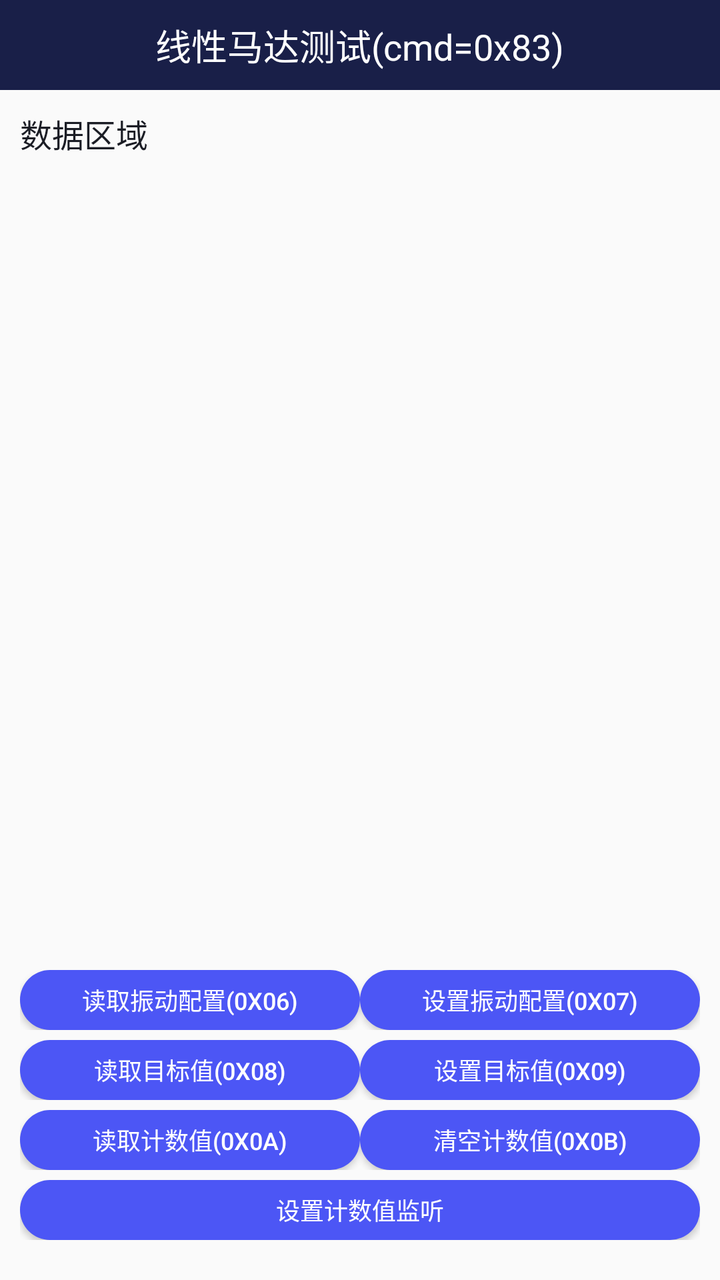
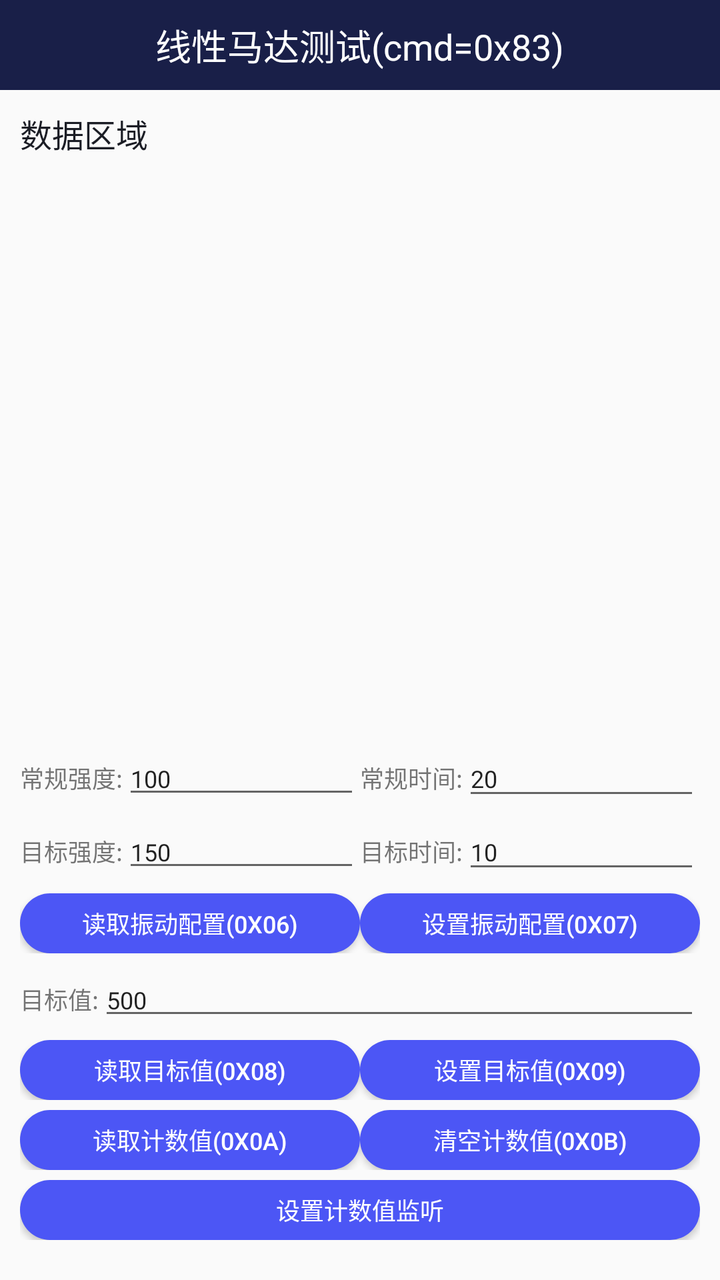

Compare the two renders of this Android layout. The source of the first and the diff that turns it into the second are given below.
<!-- AndroidManifest.xml: application theme AppTheme -->
<!-- res/layout/activity_linear_motor.xml -->
<?xml version="1.0" encoding="utf-8"?>
<LinearLayout xmlns:android="http://schemas.android.com/apk/res/android"
    xmlns:tools="http://schemas.android.com/tools"
    android:layout_width="match_parent"
    android:layout_height="match_parent"
    android:orientation="vertical"
    android:paddingBottom="10dp"
    android:fitsSystemWindows="true"
    tools:context=".activity.LinearMotorActivity">

    <RelativeLayout
        android:layout_width="match_parent"
        android:layout_height="45dp"
        android:background="@color/colorPrimary">
        <TextView
            android:layout_width="wrap_content"
            android:layout_height="wrap_content"
            android:text="线性马达测试(cmd=0x83)"
            android:textSize="18sp"
            android:layout_centerInParent="true"
            android:textColor="@color/white"/>
    </RelativeLayout>

    <TextView
        android:id="@+id/tv_result"
        android:layout_width="match_parent"
        android:layout_height="0dp"
        android:layout_weight="1"
        android:text="数据区域"
        android:scrollbars="vertical"
        android:padding="10dp"
        android:lineSpacingExtra="5dp"
        android:textSize="16sp"
        android:textColor="@color/colorPrimaryDark"/>

    <ScrollView
        android:layout_width="match_parent"
        android:layout_height="wrap_content">
        <LinearLayout
            android:layout_width="match_parent"
            android:layout_height="wrap_content"
            android:padding="10dp"
            android:orientation="vertical">

            
            <LinearLayout
                android:layout_width="match_parent"
                android:layout_height="30dp"
                android:layout_marginTop="5dp"
                android:orientation="horizontal">
                <Button
                    android:id="@+id/bt_get_vibration_config"
                    android:layout_width="0dp"
                    android:layout_weight="1"
                    android:layout_height="wrap_content"
                    android:text="读取振动配置(0x06)"
                    android:textSize="12sp"
                    android:textColor="@color/white"
                    android:background="@drawable/button_bg_state"/>
                <Button
                    android:id="@+id/bt_set_vibration_config"
                    android:layout_width="0dp"
                    android:layout_weight="1"
                    android:layout_height="wrap_content"
                    android:text="设置振动配置(0x07)"
                    android:textSize="12sp"
                    android:textColor="@color/white"
                    android:background="@drawable/button_bg_state"/>
            </LinearLayout>

            
            <LinearLayout
                android:layout_width="match_parent"
                android:layout_height="30dp"
                android:layout_marginTop="5dp"
                android:orientation="horizontal">
                <Button
                    android:id="@+id/bt_get_target"
                    android:layout_width="0dp"
                    android:layout_weight="1"
                    android:layout_height="wrap_content"
                    android:text="读取目标值(0x08)"
                    android:textSize="12sp"
                    android:textColor="@color/white"
                    android:background="@drawable/button_bg_state"/>
                <Button
                    android:id="@+id/bt_set_target"
                    android:layout_width="0dp"
                    android:layout_weight="1"
                    android:layout_height="wrap_content"
                    android:text="设置目标值(0x09)"
                    android:textSize="12sp"
                    android:textColor="@color/white"
                    android:background="@drawable/button_bg_state"/>
            </LinearLayout>

            
            <LinearLayout
                android:layout_width="match_parent"
                android:layout_height="30dp"
                android:layout_marginTop="5dp"
                android:orientation="horizontal">
                <Button
                    android:id="@+id/bt_get_count"
                    android:layout_width="0dp"
                    android:layout_weight="1"
                    android:layout_height="wrap_content"
                    android:text="读取计数值(0x0A)"
                    android:textSize="12sp"
                    android:textColor="@color/white"
                    android:background="@drawable/button_bg_state"/>
                <Button
                    android:id="@+id/bt_clear_count"
                    android:layout_width="0dp"
                    android:layout_weight="1"
                    android:layout_height="wrap_content"
                    android:text="清空计数值(0x0B)"
                    android:textSize="12sp"
                    android:textColor="@color/white"
                    android:background="@drawable/button_bg_state"/>
            </LinearLayout>

            
            <LinearLayout
                android:layout_width="match_parent"
                android:layout_height="30dp"
                android:layout_marginTop="5dp"
                android:orientation="horizontal">
                <Button
                    android:id="@+id/bt_set_count_listener"
                    android:layout_width="0dp"
                    android:layout_weight="1"
                    android:layout_height="wrap_content"
                    android:text="设置计数值监听"
                    android:textSize="12sp"
                    android:textColor="@color/white"
                    android:background="@drawable/button_bg_state"/>
            </LinearLayout>

        </LinearLayout>
    </ScrollView>
</LinearLayout>
<!-- resources referenced by this layout -->
<resources>
  <color name="colorPrimary">#191F48</color>
  <color name="colorPrimaryDark">#1B1D25</color>
  <color name="white">#ffffff</color>
  <!-- drawable button_bg_state (drawable) -->
  <?xml version="1.0" encoding="utf-8"?>
  <selector xmlns:android="http://schemas.android.com/apk/res/android">
      <item android:state_pressed="false">
          <shape xmlns:android="http://schemas.android.com/apk/res/android">
              <corners android:radius="20dp" />
  
              <solid android:color="@color/lan_se" />
          </shape>
      </item>
      <item android:state_pressed="false">
          <shape xmlns:android="http://schemas.android.com/apk/res/android">
              <corners android:radius="20dp" />
  
              <solid android:color="@color/lan_se" />
          </shape>
      </item>
      <item android:state_pressed="true">
          <shape xmlns:android="http://schemas.android.com/apk/res/android">
              <corners android:radius="20dp" />
  
              <solid android:color="@color/lan_se_press" />
          </shape>
      </item>
  
  </selector>
  <style name="AppTheme" parent="Theme.AppCompat.Light.NoActionBar">
          
          <item name="colorPrimary">@color/colorPrimary</item>
          <item name="colorPrimaryDark">@color/colorPrimary</item>
          <item name="colorAccent">@color/colorAccent</item>
  
  
      </style>
  <color name="lan_se">#4C56F5</color>
  <color name="lan_se_press">#554C56F5</color>
  <color name="colorAccent">#03DAC5</color>
</resources>

<!-- the commit's change to res/layout/activity_linear_motor.xml (unified diff, before → after) -->
@@ -45,6 +45,76 @@
             
             <LinearLayout
                 android:layout_width="match_parent"
+                android:layout_height="wrap_content"
+                android:layout_marginTop="5dp"
+                android:orientation="horizontal">
+                <TextView
+                    android:layout_width="wrap_content"
+                    android:layout_height="wrap_content"
+                    android:text="常规强度:"
+                    android:textSize="12sp"/>
+                <EditText
+                    android:id="@+id/et_normal_intensity"
+                    android:layout_width="0dp"
+                    android:layout_weight="1"
+                    android:layout_height="wrap_content"
+                    android:hint="0~255"
+                    android:text="100"
+                    android:inputType="number"
+                    android:textSize="12sp"/>
+                <TextView
+                    android:layout_width="wrap_content"
+                    android:layout_height="wrap_content"
+                    android:text="常规时间:"
+                    android:textSize="12sp"/>
+                <EditText
+                    android:id="@+id/et_normal_time"
+                    android:layout_width="0dp"
+                    android:layout_weight="1"
+                    android:layout_height="wrap_content"
+                    android:hint="单位5ms"
+                    android:text="20"
+                    android:inputType="number"
+                    android:textSize="12sp"/>
+            </LinearLayout>
+            <LinearLayout
+                android:layout_width="match_parent"
+                android:layout_height="wrap_content"
+                android:layout_marginTop="2dp"
+                android:orientation="horizontal">
+                <TextView
+                    android:layout_width="wrap_content"
+                    android:layout_height="wrap_content"
+                    android:text="目标强度:"
+                    android:textSize="12sp"/>
+                <EditText
+                    android:id="@+id/et_target_intensity"
+                    android:layout_width="0dp"
+                    android:layout_weight="1"
+                    android:layout_height="wrap_content"
+                    android:hint="0~255"
+                    android:text="150"
+                    android:inputType="number"
+                    android:textSize="12sp"/>
+                <TextView
+                    android:layout_width="wrap_content"
+                    android:layout_height="wrap_content"
+                    android:text="目标时间:"
+                    android:textSize="12sp"/>
+                <EditText
+                    android:id="@+id/et_target_time"
+                    android:layout_width="0dp"
+                    android:layout_weight="1"
+                    android:layout_height="wrap_content"
+                    android:hint="单位5ms"
+                    android:text="10"
+                    android:inputType="number"
+                    android:textSize="12sp"/>
+            </LinearLayout>
+
+            
+            <LinearLayout
+                android:layout_width="match_parent"
                 android:layout_height="30dp"
                 android:layout_marginTop="5dp"
                 android:orientation="horizontal">
@@ -66,6 +136,28 @@
                     android:textSize="12sp"
                     android:textColor="@color/white"
                     android:background="@drawable/button_bg_state"/>
+            </LinearLayout>
+
+            
+            <LinearLayout
+                android:layout_width="match_parent"
+                android:layout_height="wrap_content"
+                android:layout_marginTop="5dp"
+                android:orientation="horizontal">
+                <TextView
+                    android:layout_width="wrap_content"
+                    android:layout_height="wrap_content"
+                    android:text="目标值:"
+                    android:textSize="12sp"/>
+                <EditText
+                    android:id="@+id/et_target_value"
+                    android:layout_width="0dp"
+                    android:layout_weight="1"
+                    android:layout_height="wrap_content"
+                    android:hint="uint32_t"
+                    android:text="500"
+                    android:inputType="number"
+                    android:textSize="12sp"/>
             </LinearLayout>
 
             
